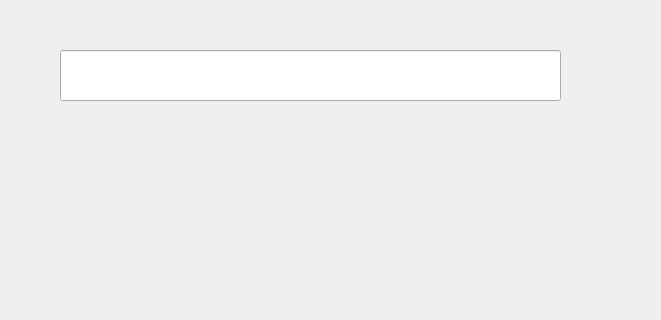
Before: the Qt Designer form ui/views/BasicModule/BasicModule.ui in dammmueller-calculator/calculator, drawn with Qt 5; both pictures show x 0 to 661 and y 0 to 320 of the 812 by 625 pixel window.
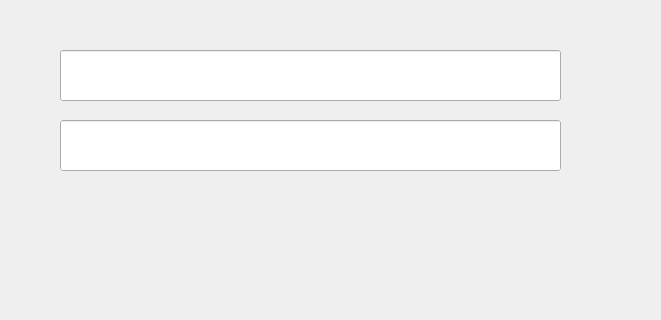
After: the same form once the commit is applied.

Commit message: feat: InputModule + BasicCalc

The edit to the form file:
```diff
--- a/ui/views/BasicModule/BasicModule.ui
+++ b/ui/views/BasicModule/BasicModule.ui
@@ -27,12 +27,25 @@
    <property name="geometry">
     <rect>
      <x>60</x>
-     <y>130</y>
+     <y>200</y>
      <width>501</width>
      <height>381</height>
     </rect>
    </property>
   </widget>
+  <widget class="QLineEdit" name="errorLine">
+   <property name="geometry">
+    <rect>
+     <x>60</x>
+     <y>120</y>
+     <width>501</width>
+     <height>51</height>
+    </rect>
+   </property>
+   <property name="autoFillBackground">
+    <bool>true</bool>
+   </property>
+  </widget>
  </widget>
  <resources/>
  <connections/>
```
Left out of the diff: 22 changed lines with no effect on the pictures. The commit also changes 5 other files.
